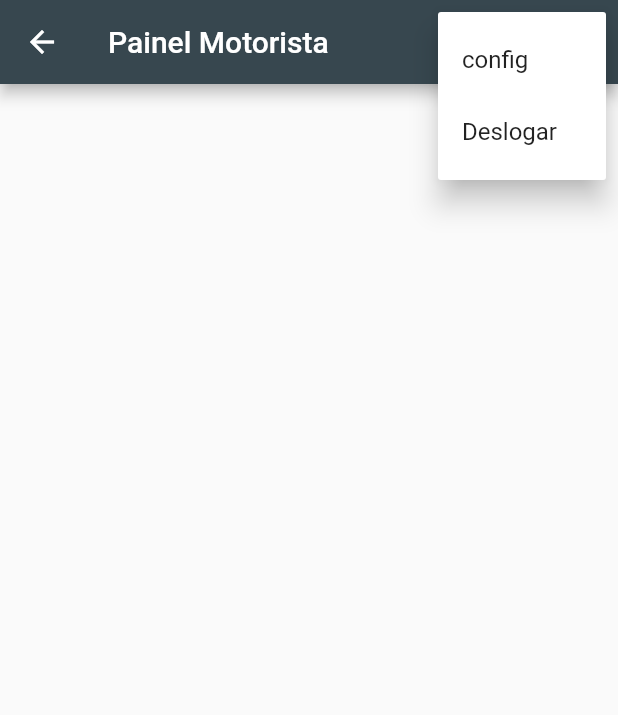
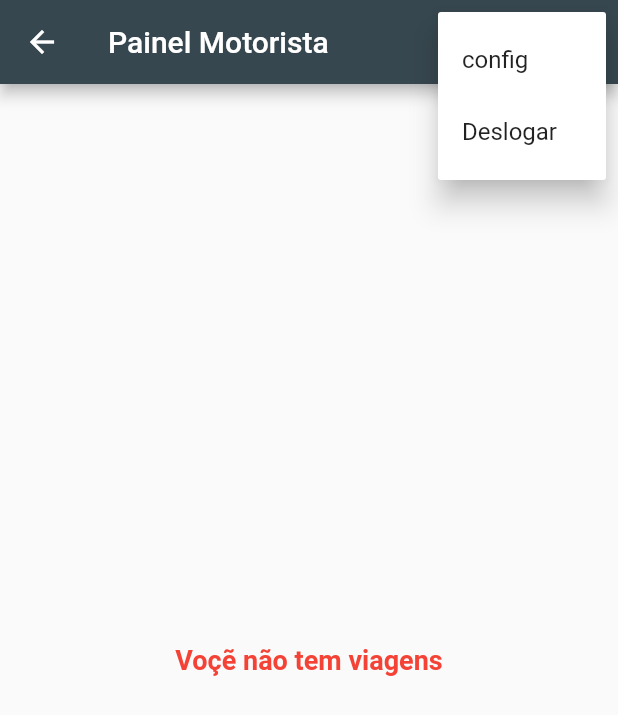
Before and after one commit to deyvissoneduardo/uber_clone, a Flutter app: the PainelMotorista screen opened by its route, after a tap on the "more vert" icon, on a phone screen of 412 x 824 dp. Shown: the top 715 px of the screen. Run offline on Flutter 3.47's test engine with Material 2 defaults, Android fonts, the phone set to English and light mode, and no system bars; our stand-ins replace cloud_firestore, firebase_auth, geolocator, google_maps_flutter; accounts and stored records are empty.

Commit message:
display request on driver panel

```diff
--- a/lib/layouts/PainelMotorista.dart
+++ b/lib/layouts/PainelMotorista.dart
@@ -1,6 +1,11 @@
+import 'dart:async';
+
+import 'package:cloud_firestore/cloud_firestore.dart';
 import 'package:firebase_auth/firebase_auth.dart';
 import 'package:flutter/material.dart';
 import 'package:uber_clone/routes/Routes.dart';
+import 'package:uber_clone/utils/FirebaseCollections.dart';
+import 'package:uber_clone/utils/StatusRequisicao.dart';
 
 class PainelMotorista extends StatefulWidget {
   @override
@@ -8,10 +13,15 @@ class PainelMotorista extends StatefulWidget {
 }
 
 class _PainelMotoristaState extends State<PainelMotorista> {
+  /** controlador stream **/
+  final _controller = StreamController<QuerySnapshot>.broadcast();
+
+  /** lista de opcoes **/
   List<String> itensMenu = ['config', 'Deslogar'];
 
   /** instancias do firebase **/
   FirebaseAuth auth = FirebaseAuth.instance;
+  Firestore banco = Firestore.instance;
 
   /** intens de menu **/
   _escolhaMenuItem(String escolha) {
@@ -26,8 +36,47 @@ class _PainelMotoristaState extends State<PainelMotorista> {
     await auth.signOut();
     Navigator.pushReplacementNamed(context, Rotas.ROTA_HOME);
   }
+
+  /** metodo que monitora requisicoes de passageiros **/
+  Stream<QuerySnapshot> _adicionarListernerRequisicoes() {
+    /** consulta requisoes somente com status aguardando **/
+    final strem = banco
+        .collection(FirebaseCollection.COLECAO_REQUISICOES)
+        .where(FirebaseCollection.DOC_STATUS,
+            isEqualTo: StatusRequisicao.AGUARDANDO)
+        .snapshots();
+
+    strem.listen((dados) {
+      _controller.add(dados);
+    });
+  }
+
+  @override
+  void initState() {
+    // TODO: implement initState
+    super.initState();
+    _adicionarListernerRequisicoes();
+  }
+
   @override
   Widget build(BuildContext context) {
+    /** mensagens de inicio **/
+    var mensagemCarregando = Center(
+      child: Column(
+        children: <Widget>[
+          Text("Carregando Viagens"),
+          CircularProgressIndicator()
+        ],
+      ),
+    );
+
+    var mensagemDados = Center(
+      child: Text(
+        "Voçẽ não tem viagens",
+        style: TextStyle(
+            fontWeight: FontWeight.bold, fontSize: 18, color: Colors.red),
+      ),
+    );
     return Scaffold(
       appBar: AppBar(
         title: Text("Painel Motorista"),
@@ -45,7 +94,58 @@ class _PainelMotoristaState extends State<PainelMotorista> {
           )
         ],
       ),
-      body: Container(),
+      body: StreamBuilder<QuerySnapshot>(
+        stream: _controller.stream,
+        builder: (context, snapshot) {
+          /** testa conexao **/
+          switch (snapshot.connectionState) {
+            case ConnectionState.none:
+            case ConnectionState.waiting:
+              return mensagemCarregando;
+              break;
+            case ConnectionState.active:
+            case ConnectionState.done:
+              if (snapshot.hasError) {
+                return Text('Error ao carrega os dados');
+              } else {
+                QuerySnapshot querySnapshot = snapshot.data;
+                if (querySnapshot.documents.length == 0) {
+                  return mensagemDados;
+                }else{
+                  return ListView.separated(
+                      itemCount: querySnapshot.documents.length,
+                      separatorBuilder: (context, index) => Divider(
+                        height: 2,
+                        color: Colors.grey,
+                      ),
+                    itemBuilder: (context, index){
+                        List<DocumentSnapshot> requisicoes = querySnapshot.documents.toList();
+                        DocumentSnapshot item = requisicoes[index];
+
+                        String idRequisicao = item['id'];
+                        String nomePassageiro = item[FirebaseCollection.NO_PASSAGEIRO][FirebaseCollection.DOC_NOME];
+                        String rua  = item[FirebaseCollection.NO_DESTINO][FirebaseCollection.DOC_RUA];
+                        String numero = item[FirebaseCollection.NO_DESTINO][FirebaseCollection.DOC_NUMERO];
+                        String cep = item[FirebaseCollection.NO_DESTINO][FirebaseCollection.DOC_CEP];
+
+                        return ListTile(
+                          title: Text(nomePassageiro),
+                          subtitle:  Text("Destino: $cep, \n Rua: $rua,\n Número $numero"),
+                          onTap: (){
+                            Navigator.pushNamed(context,
+                                Rotas.ROTA_CORRIDA,
+                            arguments: idRequisicao);
+                          },
+                        );
+                    }
+                  );
+                }
+              }
+              break;
+          }
+          return null;
+        },
+      ),
     );
   }
 }
--- a/lib/routes/Routes.dart
+++ b/lib/routes/Routes.dart
@@ -2,6 +2,7 @@ import 'dart:core';
 
 import 'package:flutter/material.dart';
 import 'package:uber_clone/layouts/Cadastro.dart';
+import 'package:uber_clone/layouts/Corrida.dart';
 import 'package:uber_clone/layouts/Home.dart';
 import 'package:uber_clone/layouts/PainelMotorista.dart';
 import 'package:uber_clone/layouts/PainelPassageiro.dart';
@@ -12,8 +13,12 @@ class Rotas {
   static const String ROTA_CADASTRO = "/cadastro";
   static const String ROTA_MOTORISTA = "/painelmotorista";
   static const String ROTA_PASSAGEIRO = "/painelpassageiro";
+  static const String ROTA_CORRIDA = "/corrida";
 
   static Route<dynamic> geraRotas(RouteSettings settings) {
+    /** config para passagem de argumentos **/
+    final args = settings.arguments;
+
     switch (settings.name) {
       case ROTA_HOME:
         return MaterialPageRoute(builder: (_) => Home());
@@ -23,6 +28,8 @@ class Rotas {
         return MaterialPageRoute(builder: (_) => PainelMotorista());
       case ROTA_PASSAGEIRO:
         return MaterialPageRoute(builder: (_) => PainelPassageiro());
+      case ROTA_CORRIDA:
+        return MaterialPageRoute(builder: (_) => Corrida(args));
       default:
         _erroRota();
     }
--- a/lib/utils/FirebaseCollections.dart
+++ b/lib/utils/FirebaseCollections.dart
@@ -3,6 +3,10 @@ class FirebaseCollection {
   static const String COLECAO_USUARIO = 'usuarios';
   static const String COLECAO_REQUISICOES = 'requisicoes';
   static const String COLECAO_REQUISICAO_ATIVA = 'requisicao_ativa';
+
+  /** nomes de nos **/
+  static const String NO_DESTINO = 'destino';
+  static const String NO_PASSAGEIRO = 'passageiro';
 
   /** nome dos dados **/
   static const String DOC_NOME = 'nome';
@@ -10,4 +14,11 @@ class FirebaseCollection {
   static const String DOC_TIPOUSUARIO = 'tipoUsuario';
   static const String DOC_ID_REQUISICAO = 'id_requisicao';
   static const String DOC_STATUS = 'status';
+  static const String DOC_BAIRRO = 'bairro';
+  static const String DOC_CEP = 'cep';
+  static const String DOC_LATITUDE = 'latitude';
+  static const String DOC_LONGITUDE = 'longitude';
+  static const String DOC_NUMERO = 'numero';
+  static const String DOC_RUA = 'rua';
+  static const String DOC_ID_DESTINO = 'id';
 }
```
Also changed, not shown: lib/layouts/Corrida.dart (added, +151 -0 lines).
